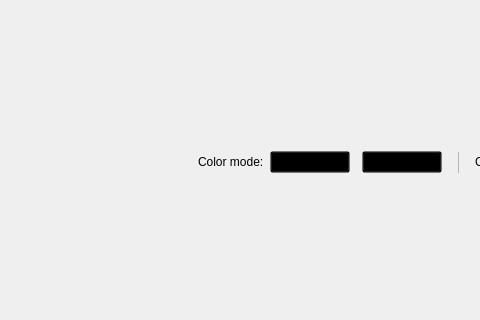
MidnightCrowing/ImageColorVisualization, file resource/ui/ComparePage.ui: the form before one commit; both pictures show x 0 to 480 and y 380 to 700 of the 1100 by 700 pixel window.
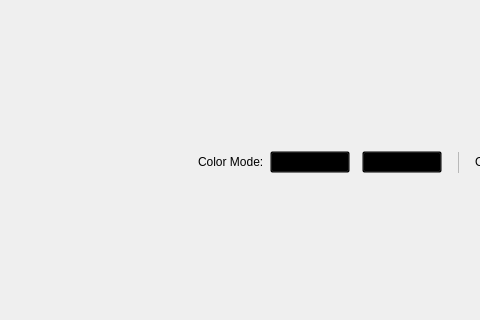
The form after the commit. Custom widgets are drawn as their Qt base class.

The edit to the form file:
```diff
--- a/resource/ui/ComparePage.ui
+++ b/resource/ui/ComparePage.ui
@@ -508,7 +508,7 @@
                    <item>
                     <widget class="BodyLabel" name="label">
                      <property name="text">
-                      <string>Color mode:</string>
+                      <string>Color Mode:</string>
                      </property>
                     </widget>
                    </item>
```
